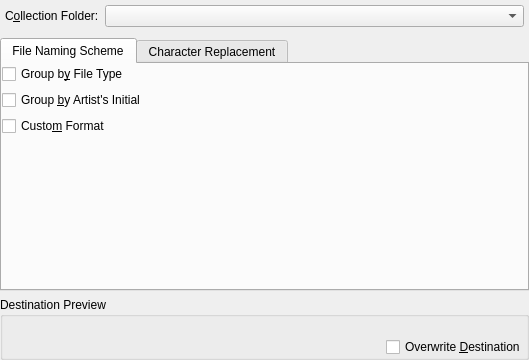
Old version of the form src/dialogs/OrganizeCollectionDialogBase.ui in the repository netrunner-debian-kde-extras/amarok.
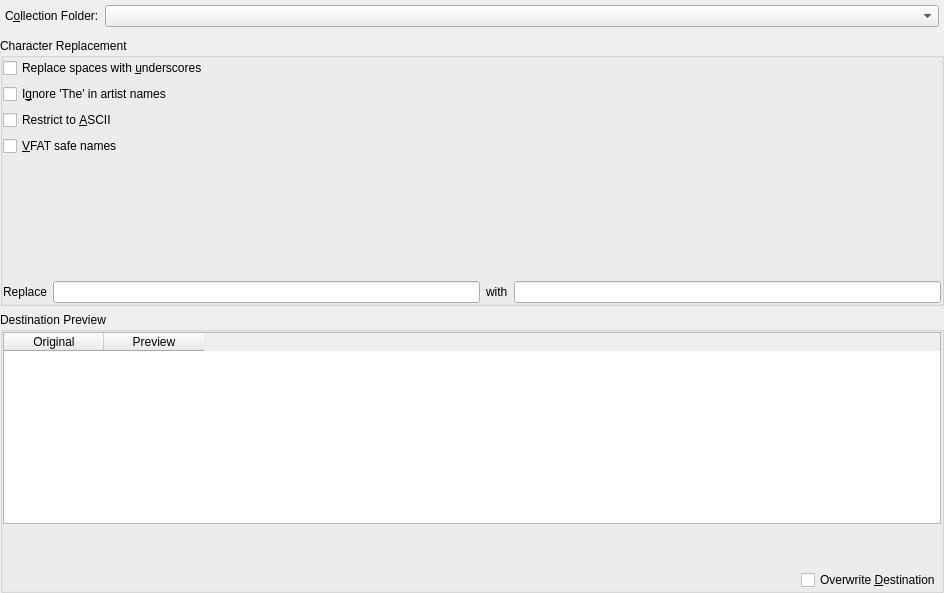
New version of the form. Custom widgets are drawn as their Qt base class.

```diff
--- a/src/dialogs/OrganizeCollectionDialogBase.ui
+++ b/src/dialogs/OrganizeCollectionDialogBase.ui
@@ -1,13 +1,13 @@
 <ui version="4.0" >
  <author>&lt;aumuell@reserv.at></author>
  <class>OrganizeCollectionDialogBase</class>
- <widget class="QWidget" name="OrganizeCollectionDialogBase" >
-  <property name="geometry" >
+ <widget class="QWidget" name="OrganizeCollectionDialogBase">
+  <property name="geometry">
    <rect>
     <x>0</x>
     <y>0</y>
-    <width>529</width>
-    <height>360</height>
+    <width>944</width>
+    <height>593</height>
    </rect>
   </property>
   <property name="sizePolicy" >
@@ -19,10 +19,10 @@
   <property name="windowTitle" >
    <string>Organize Files</string>
   </property>
-  <layout class="QVBoxLayout" name="verticalLayout_4" >
+  <layout class="QVBoxLayout" name="verticalLayout">
    <item>
-    <layout class="QHBoxLayout" >
-     <property name="margin" >
+    <layout class="QHBoxLayout" name="_3">
+     <property name="margin">
       <number>5</number>
      </property>
      <item>
@@ -48,9 +48,9 @@
       </widget>
      </item>
      <item>
-      <widget class="KComboBox" name="folderCombo" >
-       <property name="sizePolicy" >
-        <sizepolicy vsizetype="Fixed" hsizetype="Expanding" >
+      <widget class="KComboBox" name="folderCombo">
+       <property name="sizePolicy">
+        <sizepolicy hsizetype="Expanding" vsizetype="Fixed">
          <horstretch>0</horstretch>
          <verstretch>0</verstretch>
         </sizepolicy>
@@ -63,122 +63,81 @@
     </layout>
    </item>
    <item>
-    <widget class="QTabWidget" name="tabWidget" >
-     <property name="tabPosition" >
-      <enum>QTabWidget::North</enum>
-     </property>
-     <property name="tabShape" >
-      <enum>QTabWidget::Rounded</enum>
-     </property>
-     <property name="currentIndex" >
-      <number>0</number>
-     </property>
-     <widget class="QWidget" name="tab" >
-      <attribute name="title" >
-       <string>File Naming Scheme</string>
-      </attribute>
-      <layout class="QVBoxLayout" name="verticalLayout" >
-       <item>
-        <widget class="QCheckBox" name="filetypeCheck" >
-         <property name="toolTip" >
-          <string>If checked, create a directory hierarchy using the filename extension.</string>
-         </property>
-         <property name="text" >
-          <string>Group b&amp;y File Type</string>
-         </property>
-        </widget>
-       </item>
-       <item>
-        <widget class="QCheckBox" name="initialCheck" >
-         <property name="minimumSize" >
-          <size>
-           <width>0</width>
-           <height>0</height>
-          </size>
-         </property>
-         <property name="toolTip" >
-          <string>If checked, introduce another directory hierarchy for the artists' initials.</string>
-         </property>
-         <property name="text" >
-          <string>Group &amp;by Artist's Initial</string>
-         </property>
-        </widget>
-       </item>
-       <item>
-        <widget class="QCheckBox" name="customschemeCheck" >
-         <property name="toolTip" >
-          <string>If checked, use a custom format string for naming the files in the collection</string>
-         </property>
-         <property name="text" >
-          <string>Custo&amp;m Format</string>
-         </property>
-        </widget>
-       </item>
-       <item>
-        <spacer name="verticalSpacer_2" >
-         <property name="orientation" >
-          <enum>Qt::Vertical</enum>
-         </property>
-         <property name="sizeHint" stdset="0" >
-          <size>
-           <width>20</width>
-           <height>40</height>
-          </size>
-         </property>
-        </spacer>
-       </item>
-      </layout>
-     </widget>
-     <widget class="QWidget" name="tab_2" >
-      <attribute name="title" >
+    <widget class="QGroupBox" name="groupBox_2">
+     <property name="title">
        <string>Character Replacement</string>
-      </attribute>
-      <layout class="QVBoxLayout" name="verticalLayout_5" >
+     </property>
+     <layout class="QVBoxLayout" name="verticalLayout_4">
        <item>
-        <widget class="QCheckBox" name="spaceCheck" >
-         <property name="toolTip" >
+       <widget class="QCheckBox" name="spaceCheck">
+        <property name="toolTip">
           <string>If checked, convert spaces to underscores.</string>
          </property>
-         <property name="text" >
-          <string>&amp;Replace Spaces with Underscores</string>
-         </property>
-        </widget>
-       </item>
-       <item>
-        <widget class="QCheckBox" name="asciiCheck" >
-         <property name="toolTip" >
-          <string>If checked, replace characters that are unavailable in the 7-bit ASCII code.</string>
-         </property>
-         <property name="text" >
-          <string>Restrict to &amp;ASCII</string>
-         </property>
+        <property name="whatsThis">
+         <string>If checked all spaces will be replaced with spaces in the file names. If not checked spaces will be left as they are.</string>
+        </property>
+        <property name="text">
+         <string>Replace spaces with &amp;underscores</string>
+        </property>
         </widget>
        </item>
        <item>
-        <widget class="QCheckBox" name="ignoreTheCheck" >
-         <property name="toolTip" >
+       <widget class="QCheckBox" name="ignoreTheCheck">
+        <property name="toolTip">
           <string>If checked, postfix artists' names starting with 'The' with ', The'.</string>
          </property>
-         <property name="text" >
-          <string>I&amp;gnore 'The' in Artist Names</string>
-         </property>
+        <property name="whatsThis">
+         <string>If checked all artists that have the word &quot;The&quot; at the beginning will be treated as if the &quot;The&quot; was not there. Example, &quot;The Beatles&quot; would become &quot;Beatles, The&quot;</string>
+        </property>
+        <property name="text">
+         <string>I&amp;gnore 'The' in artist names</string>
+        </property>
         </widget>
        </item>
        <item>
-        <widget class="QCheckBox" name="vfatCheck" >
-         <property name="toolTip" >
-          <string>If checked, replace characters that are incompatible with MS-DOS/VFAT file systems.</string>
-         </property>
-         <property name="text" >
-          <string>VFAT Safe &amp;Names</string>
-         </property>
+       <widget class="QCheckBox" name="asciiCheck">
+        <property name="toolTip">
+         <string>If checked all non-ASCII characters will be replaced with underscores. Do not check this option if you have non-english characters in your tags. Most people can leave this option unchecked.</string>
+        </property>
+        <property name="whatsThis">
+         <string>If checked all non-ASCII characters will be replaced with underscores. Do not check this option if you have non-english characters in your tags. Most people can leave this option unchecked.</string>
+        </property>
+        <property name="text">
+         <string>Restrict to &amp;ASCII</string>
+        </property>
         </widget>
        </item>
        <item>
-        <layout class="QHBoxLayout" >
+       <widget class="QCheckBox" name="vfatCheck">
+        <property name="toolTip">
+         <string>If checked, replace characters that are incompatible with MS-DOS/VFAT file systems with underscores. Incompatible characters include |?*&lt;&quot;:&gt;+[] and unicode control characters. Most people can leave this option enabled as it ensures copying to media devices will function correctly.</string>
+        </property>
+        <property name="whatsThis">
+         <string>If checked, replace characters that are incompatible with MS-DOS/VFAT file systems with underscores. Incompatible characters include |?*&lt;&quot;:&gt;+[] and unicode control characters. Most people can leave this option enabled as it ensures copying to media devices will function correctly.</string>
+        </property>
+        <property name="text">
+         <string>&amp;VFAT safe names</string>
+        </property>
+       </widget>
+      </item>
          <item>
-          <widget class="QLabel" name="textLabel1" >
-           <property name="text" >
+       <spacer name="verticalSpacer">
+        <property name="orientation">
+         <enum>Qt::Vertical</enum>
+        </property>
+        <property name="sizeHint" stdset="0">
+         <size>
+          <width>20</width>
+          <height>47</height>
+         </size>
+        </property>
+       </spacer>
+      </item>
+      <item>
+       <layout class="QHBoxLayout" name="_2">
+        <item>
+         <widget class="QLabel" name="textLabel1">
+          <property name="text">
             <string>Replace</string>
            </property>
            <property name="wordWrap" >
@@ -187,15 +146,15 @@
           </widget>
          </item>
          <item>
-          <widget class="KLineEdit" name="regexpEdit" >
-           <property name="toolTip" >
+         <widget class="KLineEdit" name="regexpEdit">
+          <property name="toolTip">
             <string>Regular expression</string>
            </property>
           </widget>
          </item>
          <item>
-          <widget class="QLabel" name="textLabel2" >
-           <property name="text" >
+         <widget class="QLabel" name="textLabel2">
+          <property name="text">
             <string>with</string>
            </property>
            <property name="wordWrap" >
@@ -204,41 +163,21 @@
           </widget>
          </item>
          <item>
-          <widget class="KLineEdit" name="replaceEdit" >
-           <property name="toolTip" >
+         <widget class="KLineEdit" name="replaceEdit">
+          <property name="toolTip">
             <string>Character string</string>
            </property>
           </widget>
          </item>
         </layout>
        </item>
-       <item>
-        <spacer name="verticalSpacer" >
-         <property name="orientation" >
-          <enum>Qt::Vertical</enum>
-         </property>
-         <property name="sizeHint" stdset="0" >
-          <size>
-           <width>20</width>
-           <height>83</height>
-          </size>
-         </property>
-        </spacer>
-       </item>
-      </layout>
-      <zorder></zorder>
-      <zorder>vfatCheck</zorder>
-      <zorder>spaceCheck</zorder>
-      <zorder>asciiCheck</zorder>
-      <zorder>ignoreTheCheck</zorder>
-      <zorder>verticalSpacer</zorder>
-     </widget>
+     </layout>
     </widget>
    </item>
    <item>
-    <widget class="QGroupBox" name="previewBox" >
-     <property name="sizePolicy" >
-      <sizepolicy vsizetype="Fixed" hsizetype="Preferred" >
+    <widget class="QGroupBox" name="previewBox">
+     <property name="sizePolicy">
+      <sizepolicy hsizetype="Preferred" vsizetype="Fixed">
        <horstretch>0</horstretch>
        <verstretch>0</verstretch>
       </sizepolicy>
@@ -248,9 +187,26 @@
      </property>
      <layout class="QVBoxLayout" name="verticalLayout_3" >
       <item>
-       <widget class="QLabel" name="previewText" >
-        <property name="sizePolicy" >
-         <sizepolicy vsizetype="Preferred" hsizetype="Expanding" >
+       <widget class="QTableWidget" name="previewTableWidget">
+        <attribute name="verticalHeaderVisible">
+         <bool>false</bool>
+        </attribute>
+        <column>
+         <property name="text">
+          <string>Original</string>
+         </property>
+        </column>
+        <column>
+         <property name="text">
+          <string>Preview</string>
+         </property>
+        </column>
+       </widget>
+      </item>
+      <item>
+       <widget class="QLabel" name="previewText">
+        <property name="sizePolicy">
+         <sizepolicy hsizetype="Expanding" vsizetype="Preferred">
           <horstretch>0</horstretch>
           <verstretch>0</verstretch>
          </sizepolicy>
@@ -267,10 +223,20 @@
        </widget>
       </item>
       <item>
-       <layout class="QHBoxLayout" >
+       <widget class="QLabel" name="conflictLabel">
+        <property name="text">
+         <string/>
+        </property>
+        <property name="alignment">
+         <set>Qt::AlignRight|Qt::AlignTrailing|Qt::AlignVCenter</set>
+        </property>
+       </widget>
+      </item>
         <item>
-         <spacer name="spacer2_2" >
-          <property name="orientation" >
+       <layout class="QHBoxLayout">
+        <item>
+         <spacer name="spacer2_2">
+          <property name="orientation">
            <enum>Qt::Horizontal</enum>
           </property>
           <property name="sizeType" >
@@ -285,8 +251,8 @@
          </spacer>
         </item>
         <item>
-         <widget class="QCheckBox" name="overwriteCheck" >
-          <property name="toolTip" >
+         <widget class="QCheckBox" name="overwriteCheck">
+          <property name="toolTip">
            <string>If checked, overwrite files of the same name without asking.</string>
           </property>
           <property name="text" >
@@ -301,18 +267,18 @@
    </item>
   </layout>
  </widget>
- <layoutdefault spacing="6" margin="0" />
+ <layoutdefault spacing="6" margin="0"/>
  <customwidgets>
-  <customwidget>
-   <class>KComboBox</class>
-   <extends>QComboBox</extends>
-   <header>kcombobox.h</header>
-  </customwidget>
   <customwidget>
    <class>KLineEdit</class>
    <extends>QLineEdit</extends>
    <header>klineedit.h</header>
   </customwidget>
+  <customwidget>
+   <class>KComboBox</class>
+   <extends>QComboBox</extends>
+   <header>kcombobox.h</header>
+  </customwidget>
  </customwidgets>
  <includes>
   <include location="local" >kcombobox.h</include>
```
Left out of the diff: 54 changed lines with no effect on the pictures. Lines whose indentation alone changed are shown as unchanged.
